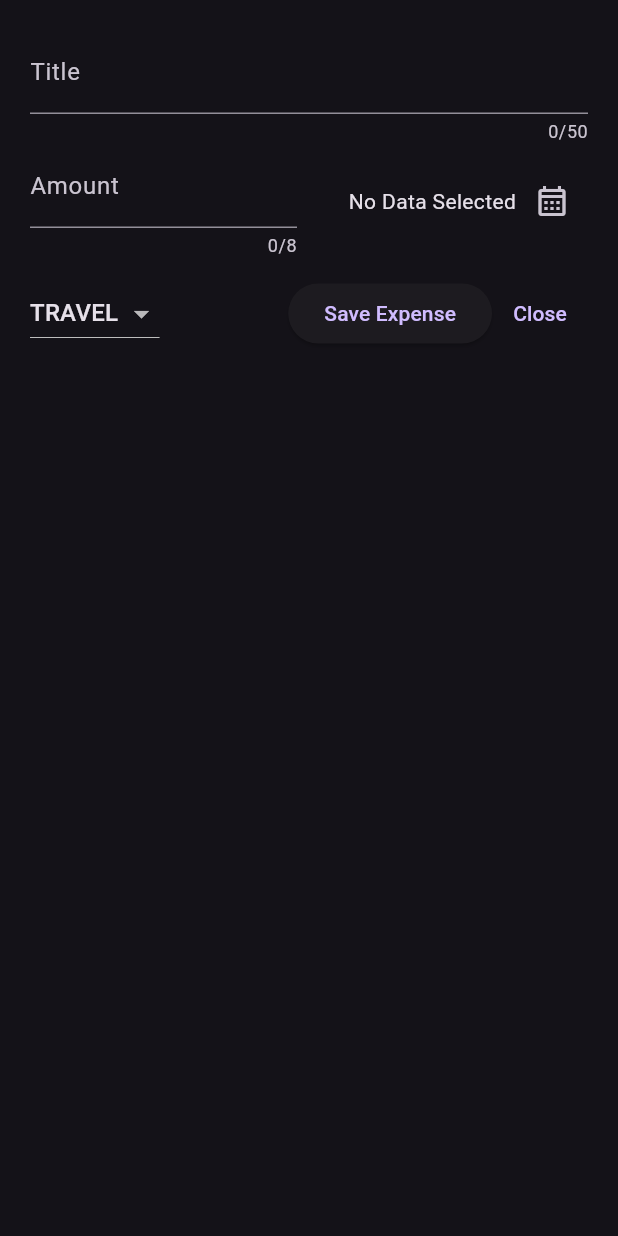
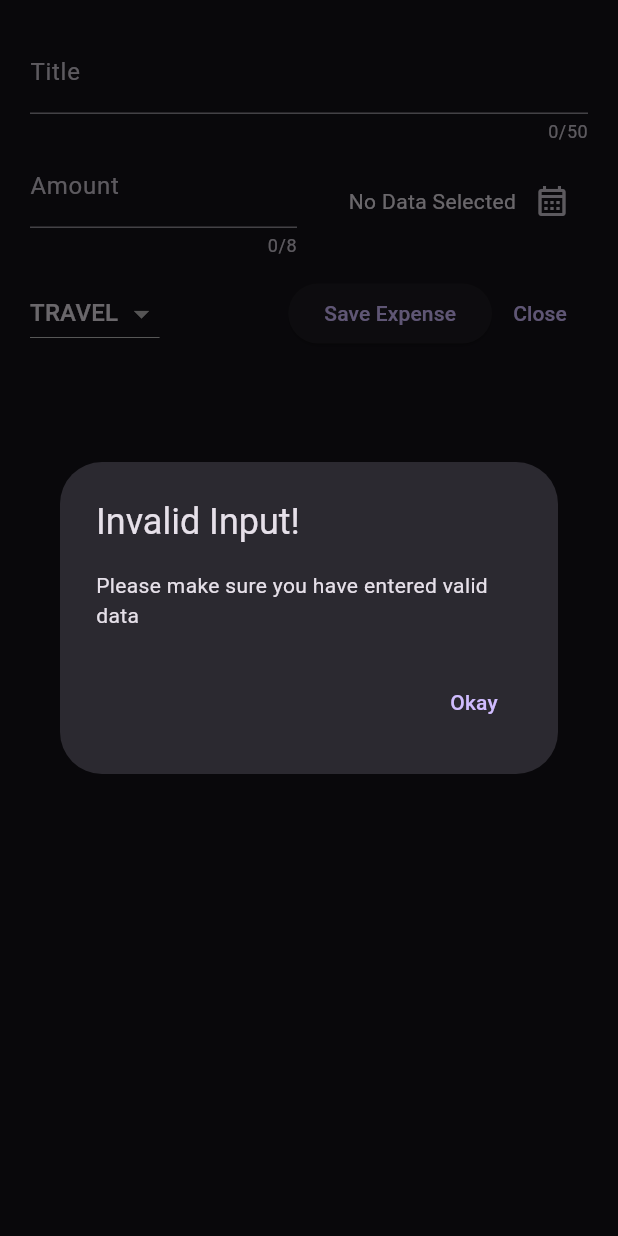
Before and after one commit to AtharvaParadkar/Expense-Tracker-App, a Flutter app: the NewExpense widget shown alone on an empty page, opened directly, after a tap on "Save Expense", on a phone screen of 412 x 824 dp. Run offline on Flutter 3.47's test engine with Material 3 defaults, Android fonts, the phone set to English and light mode, and no system bars.

```diff
--- a/lib/widgets/new_expense.dart
+++ b/lib/widgets/new_expense.dart
@@ -50,6 +50,34 @@ class _NewExpenseState extends State<NewExpense> {
     setState(() {
       _selectedDate = pickedDate;
     });
+  }
+
+  void _submitExpenseData() {
+    //* tryParse() takes string as a input and returns double
+    final enteredAmount = double.tryParse(_amountController.text);
+    // tryParse('Hello') => null, tryParse('11.2') => 11.2
+    final amountIsInvalid = enteredAmount == null || enteredAmount <= 0;
+    //* Trim() removes any white spaces
+    if (_titleController.text.trim().isEmpty ||
+        amountIsInvalid ||
+        _selectedDate == null) {
+      showDialog(
+        context: context,
+        builder: (mia) => AlertDialog(
+          title: const Text('Invalid Input!'),
+          content: const Text('Please make sure you have entered valid data'),
+          actions: [
+            TextButton(
+              onPressed: () {
+                Navigator.pop(mia);
+              },
+              child: const Text('Okay'),
+            ),
+          ],
+        ),
+      );
+      return;
+    }
   }
 
   @override
@@ -119,20 +147,17 @@ class _NewExpenseState extends State<NewExpense> {
                     )
                     .toList(),
                 onChanged: (value) {
-                    if(value==null){
+                  if (value == null) {
                     return;
                   }
                   setState(() {
-                      _selectedCategory=value;
+                    _selectedCategory = value;
                   });
                 },
               ),
               const Spacer(),
               ElevatedButton(
-                  onPressed: () {
-                    print(_titleController.text);
-                    print(_amountController.text);
-                  },
+                onPressed: _submitExpenseData,
                 child: const Text('Save Expense'),
               ),
               TextButton(
@@ -144,6 +169,7 @@ class _NewExpenseState extends State<NewExpense> {
             ],
           )
         ],
-        ));
+      ),
+    );
   }
 }
```
Lines whose indentation alone changed are shown as unchanged.
